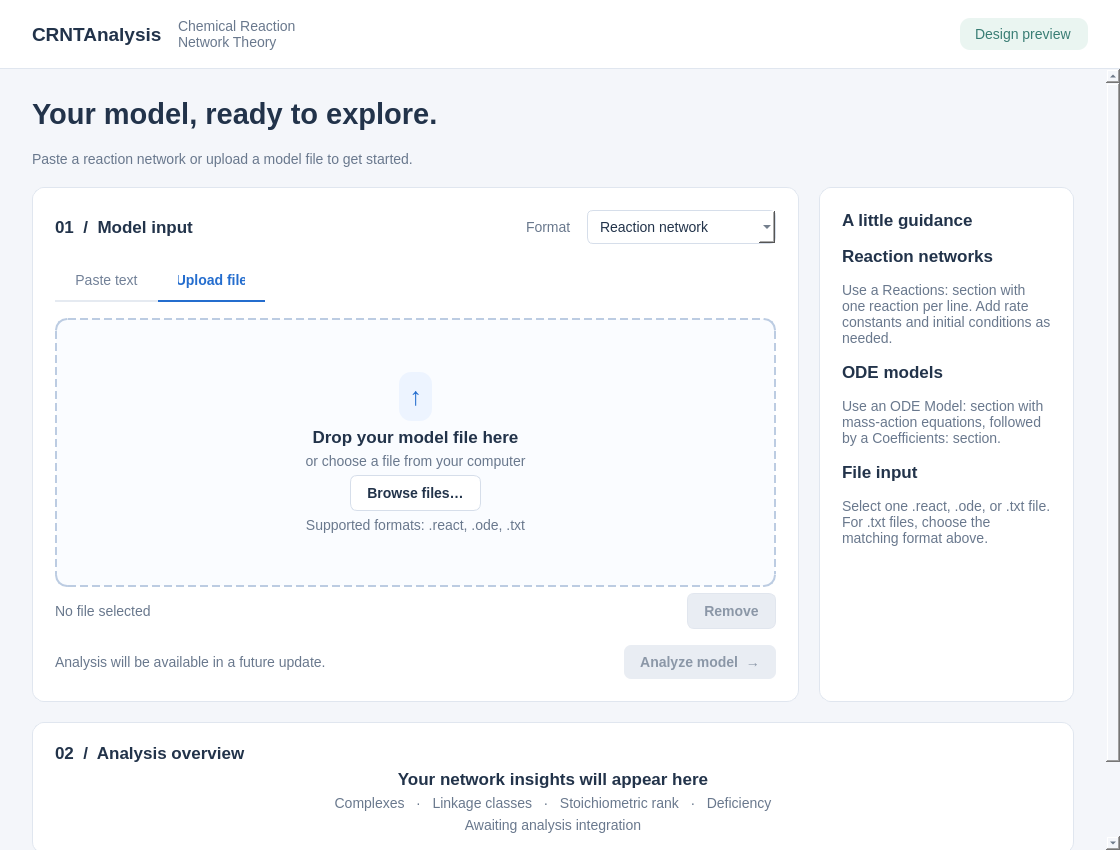
First picture: the form in GUI/form.ui, repository Sapi98/CRN_Deficiency, before the edit.
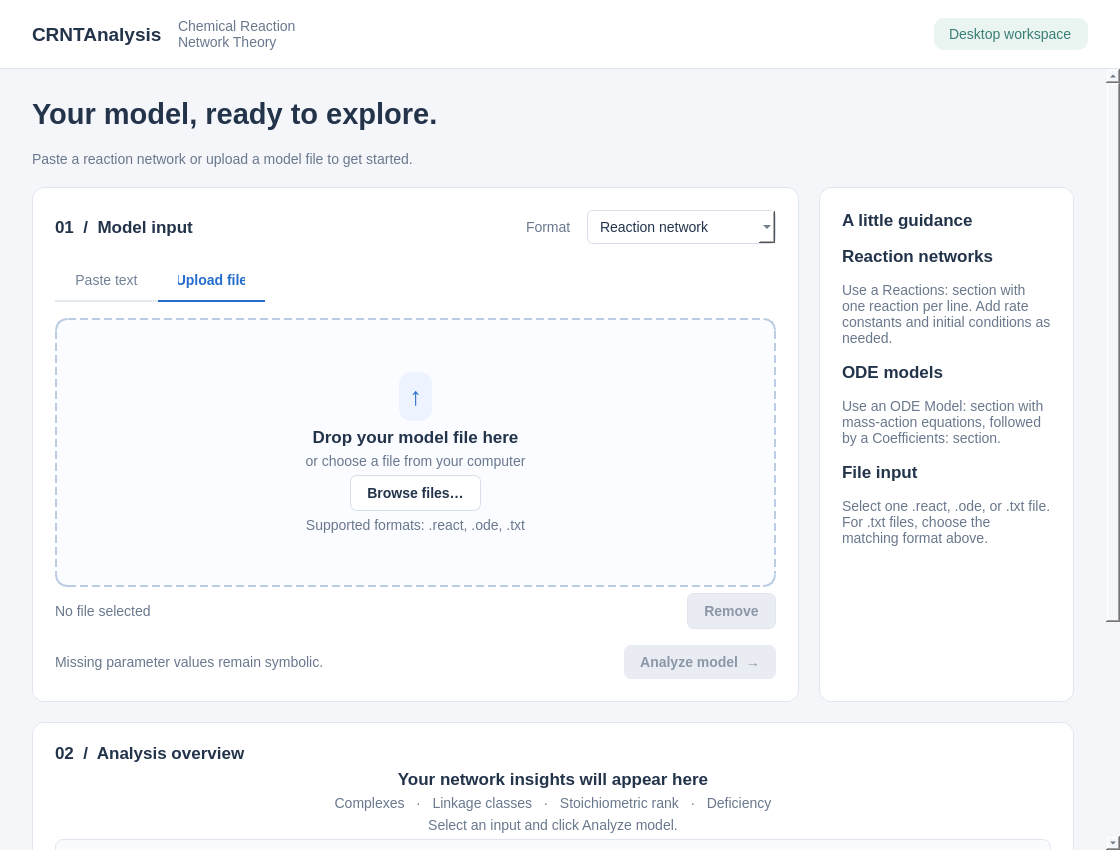
Second picture: the form after the edit.

Commit message: feat(GUI): Enhance desktop interface with analysis functionality and result reporting

The edit to the form file:
```diff
--- a/GUI/form.ui
+++ b/GUI/form.ui
@@ -132,7 +132,7 @@
        <item>
         <widget class="QLabel" name="previewBadge">
          <property name="text">
-          <string>Design preview</string>
+          <string>Desktop workspace</string>
          </property>
          <property name="wordWrap">
           <bool>true</bool>
@@ -578,7 +578,7 @@
                <item>
                 <widget class="QLabel" name="analysisHint">
                  <property name="text">
-                  <string>Analysis will be available in a future update.</string>
+                  <string>Missing parameter values remain symbolic.</string>
                  </property>
                  <property name="wordWrap">
                   <bool>true</bool>
@@ -805,7 +805,7 @@
            <item>
             <widget class="QLabel" name="resultsHint">
              <property name="text">
-              <string>Awaiting analysis integration</string>
+              <string>Select an input and click Analyze model.</string>
              </property>
              <property name="alignment">
               <set>Qt::AlignmentFlag::AlignCenter</set>
@@ -818,6 +818,22 @@
              </property>
             </widget>
            </item>
+           <item>
+            <widget class="QPlainTextEdit" name="resultReport">
+             <property name="readOnly">
+              <bool>true</bool>
+             </property>
+             <property name="accessibleName">
+              <string>Analysis report</string>
+             </property>
+             <property name="minimumSize">
+              <size>
+               <width>0</width>
+               <height>220</height>
+              </size>
+             </property>
+            </widget>
+           </item>
           </layout>
          </widget>
         </item>
```
Left out of the diff: 10 changed lines with no effect on the pictures. The commit also changes 5 other files.
